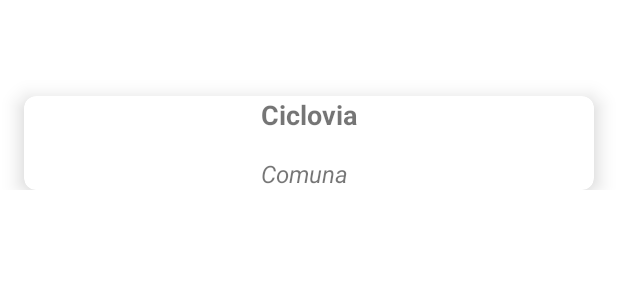
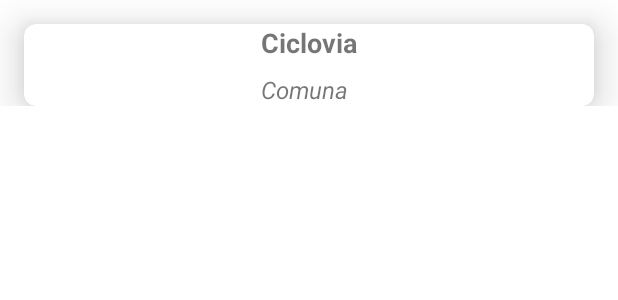
Before and after one commit to LinaRu1960/DesafioCiclobike, an Android app: the layout item_list_bike.xml on its own in the app's theme, with its tools: preview values and no code run, on a phone screen of 412 x 824 dp. Shown: the top 300 px of the screen. Run offline under Robolectric (Android 15) with nearby library versions, the phone set to English and light mode, and no system bars.

```diff
--- a/app/build.gradle
+++ b/app/build.gradle
@@ -44,7 +44,7 @@ dependencies {
     implementation 'androidx.appcompat:appcompat:1.2.0'
     implementation 'com.google.android.material:material:1.2.1'
     implementation 'androidx.constraintlayout:constraintlayout:2.0.4'
-    testImplementation 'junit:junit:4.+'
+    testImplementation 'junit:junit:4.13.1'
     androidTestImplementation 'androidx.test.ext:junit:1.1.2'
     androidTestImplementation 'androidx.test.espresso:espresso-core:3.3.0'
 }
--- a/app/src/main/res/layout/item_list_bike.xml
+++ b/app/src/main/res/layout/item_list_bike.xml
@@ -11,10 +11,10 @@
         android:layout_width="match_parent"
         android:layout_height="wrap_content"
         android:layout_marginStart="16dp"
-        android:layout_marginTop="64dp"
+        android:layout_marginTop="16dp"
         android:layout_marginEnd="16dp"
         app:cardCornerRadius="8dp"
-        app:cardElevation="8dp"
+        app:cardElevation="16dp"
         app:cardMaxElevation="8dp"
         app:layout_constraintBottom_toBottomOf="parent"
         app:layout_constraintEnd_toEndOf="parent"
@@ -24,7 +24,7 @@
 
         <androidx.constraintlayout.widget.ConstraintLayout
             android:layout_width="match_parent"
-            android:layout_height="match_parent"
+            android:layout_height="wrap_content"
             app:layout_constraintEnd_toEndOf="parent"
             app:layout_constraintHorizontal_bias="0.5"
             app:layout_constraintStart_toStartOf="parent">
@@ -33,9 +33,11 @@
                 android:id="@+id/tv_cicloVia"
                 android:layout_width="wrap_content"
                 android:layout_height="wrap_content"
+                android:layout_marginBottom="8dp"
                 android:text="Ciclovia"
                 android:textSize="18sp"
                 android:textStyle="bold"
+                app:layout_constraintBottom_toTopOf="@+id/tv_comuna"
                 app:layout_constraintEnd_toEndOf="parent"
                 app:layout_constraintHorizontal_bias="0.5"
                 app:layout_constraintStart_toStartOf="parent"
@@ -45,10 +47,10 @@
                 android:id="@+id/tv_comuna"
                 android:layout_width="wrap_content"
                 android:layout_height="wrap_content"
-                android:layout_marginTop="16dp"
                 android:text="Comuna"
                 android:textSize="16sp"
                 android:textStyle="italic"
+                app:layout_constraintBottom_toBottomOf="parent"
                 app:layout_constraintStart_toStartOf="@+id/tv_cicloVia"
                 app:layout_constraintTop_toBottomOf="@+id/tv_cicloVia" />
         </androidx.constraintlayout.widget.ConstraintLayout>
```
Also changed, not shown: app/src/main/java/cl/eme/desafiociclobike/CicloviaAdapter.kt (+3 -7 lines).
